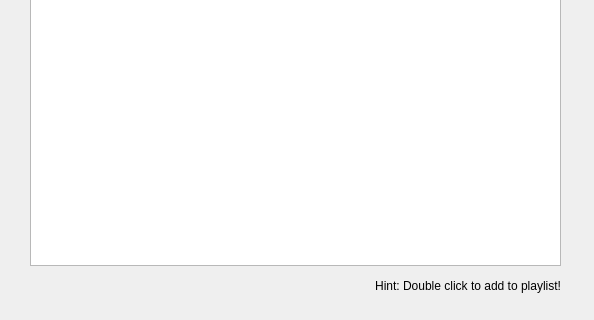
This is Final_GUI/Final_GUI/QtSearchMusicWindow.ui in lazyyq/KHU_DS_Lab as Qt 5 draws it before an edit; both pictures show x 0 to 594 and y 165 to 485 of the 594 by 485 pixel window. The edited form follows.
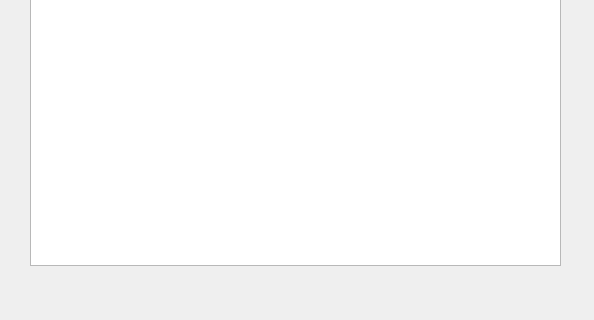
This is the edited form.

Commit message: final_gui: Disable edit on search window, remove wrong hint text

Diff of the .ui file:
```diff
--- a/Final_GUI/Final_GUI/QtSearchMusicWindow.ui
+++ b/Final_GUI/Final_GUI/QtSearchMusicWindow.ui
@@ -57,22 +57,6 @@
      </property>
     </column>
    </widget>
-   <widget class="QLabel" name="label">
-    <property name="geometry">
-     <rect>
-      <x>170</x>
-      <y>440</y>
-      <width>391</width>
-      <height>21</height>
-     </rect>
-    </property>
-    <property name="text">
-     <string>Hint: Double click to add to playlist!</string>
-    </property>
-    <property name="alignment">
-     <set>Qt::AlignRight|Qt::AlignTrailing|Qt::AlignVCenter</set>
-    </property>
-   </widget>
    <widget class="QToolButton" name="btn_search">
     <property name="geometry">
      <rect>
```
Left out of the diff: 3 changed lines with no effect on the pictures.
